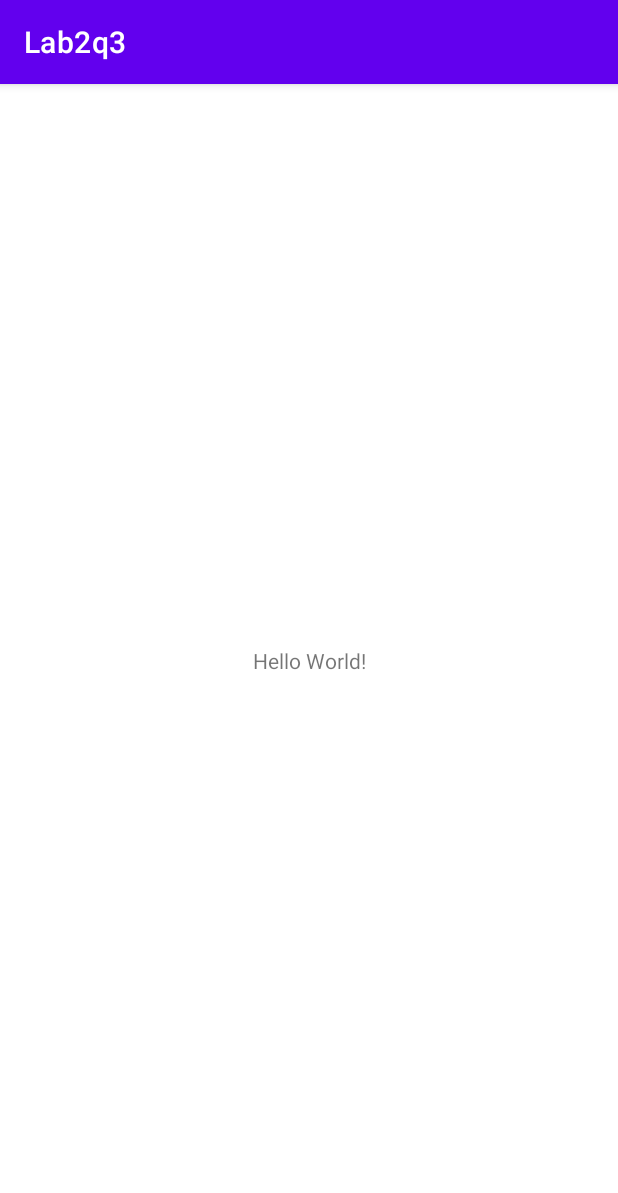
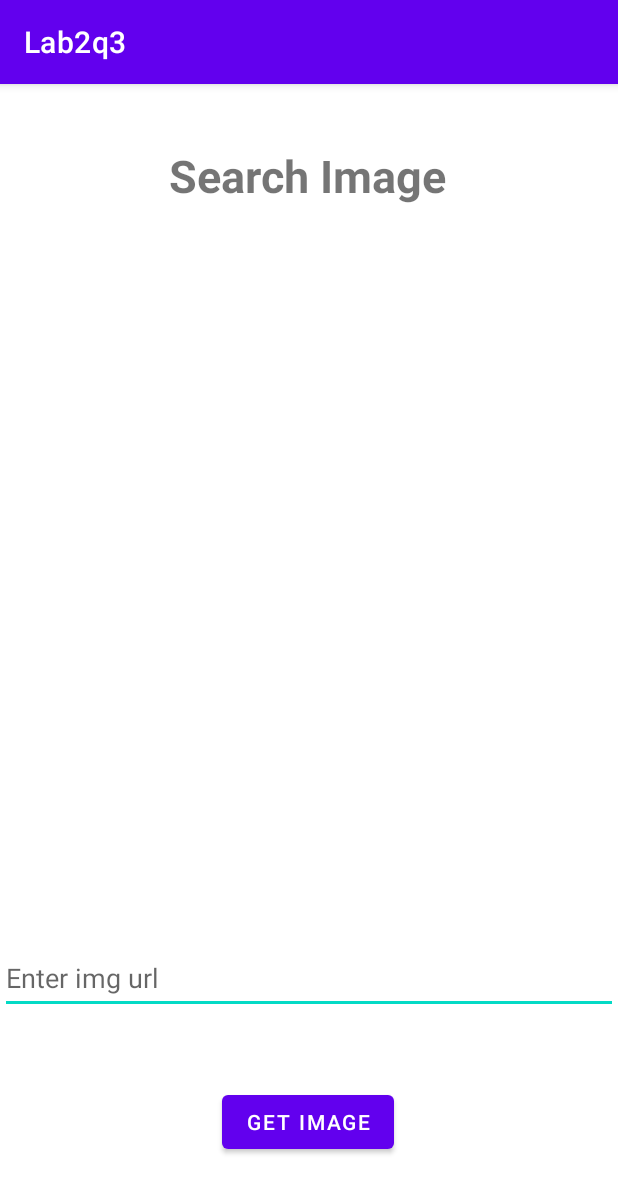
Before and after one commit to joshcapellan/Ubiquitous-Computing, an Android app: the screen it shows after launch (MainActivity), on a phone screen of 412 x 824 dp. Shown: the top 1193 px of the screen. Run offline under Robolectric (Android 15) with nearby library versions, the phone set to English and light mode, and no system bars.

Commit message:
Question3 Done

```diff
--- a/Lab 2/Lab2q3/app/src/main/res/layout/activity_main.xml
+++ b/Lab 2/Lab2q3/app/src/main/res/layout/activity_main.xml
@@ -7,12 +7,57 @@
     tools:context=".MainActivity">
 
     <TextView
+        android:id="@+id/textView"
         android:layout_width="wrap_content"
         android:layout_height="wrap_content"
-        android:text="Hello World!"
+        android:layout_marginTop="25dp"
+        android:text="Search Image"
+        android:textSize="30dp"
+        android:textStyle="bold"
         app:layout_constraintBottom_toBottomOf="parent"
-        app:layout_constraintLeft_toLeftOf="parent"
-        app:layout_constraintRight_toRightOf="parent"
-        app:layout_constraintTop_toTopOf="parent" />
+        app:layout_constraintEnd_toEndOf="parent"
+        app:layout_constraintHorizontal_bias="0.497"
+        app:layout_constraintStart_toStartOf="parent"
+        app:layout_constraintTop_toTopOf="parent"
+        app:layout_constraintVertical_bias="0.022" />
+
+    <ImageView
+        android:id="@+id/imageView"
+        android:layout_width="0dp"
+        android:layout_height="0dp"
+        app:layout_constraintBottom_toTopOf="@+id/etURL"
+        app:layout_constraintEnd_toEndOf="parent"
+        app:layout_constraintHorizontal_bias="0.0"
+        app:layout_constraintStart_toStartOf="parent"
+        app:layout_constraintTop_toBottomOf="@+id/textView"
+        app:layout_constraintVertical_bias="0.0"
+        tools:srcCompat="@tools:sample/avatars" />
+
+    <EditText
+        android:id="@+id/etURL"
+        android:layout_width="match_parent"
+        android:layout_height="wrap_content"
+        android:layout_marginBottom="148dp"
+        android:ems="10"
+        android:hint="Enter img url"
+        android:inputType="textPersonName"
+        android:minHeight="48dp"
+        app:layout_constraintBottom_toBottomOf="parent"
+        app:layout_constraintEnd_toEndOf="parent"
+        app:layout_constraintHorizontal_bias="0.0"
+        app:layout_constraintStart_toStartOf="parent" />
+
+    <Button
+        android:id="@+id/fetchbtn"
+        android:layout_width="wrap_content"
+        android:layout_height="wrap_content"
+        android:layout_marginTop="96dp"
+        android:text="Get image"
+        app:layout_constraintBottom_toBottomOf="parent"
+        app:layout_constraintEnd_toEndOf="parent"
+        app:layout_constraintHorizontal_bias="0.498"
+        app:layout_constraintStart_toStartOf="parent"
+        app:layout_constraintTop_toTopOf="@+id/etURL"
+        app:layout_constraintVertical_bias="0.0" />
 
 </androidx.constraintlayout.widget.ConstraintLayout>
```
Also changed, not shown: Lab 2/Lab2q3/app/build.gradle (+7 -0 lines), Lab 2/Lab2q3/app/src/main/AndroidManifest.xml (+4 -3 lines), Lab 2/Lab2q3/app/src/main/java/com/example/lab2q3/MainActivity.java (+84 -1 lines), 3 other files.
